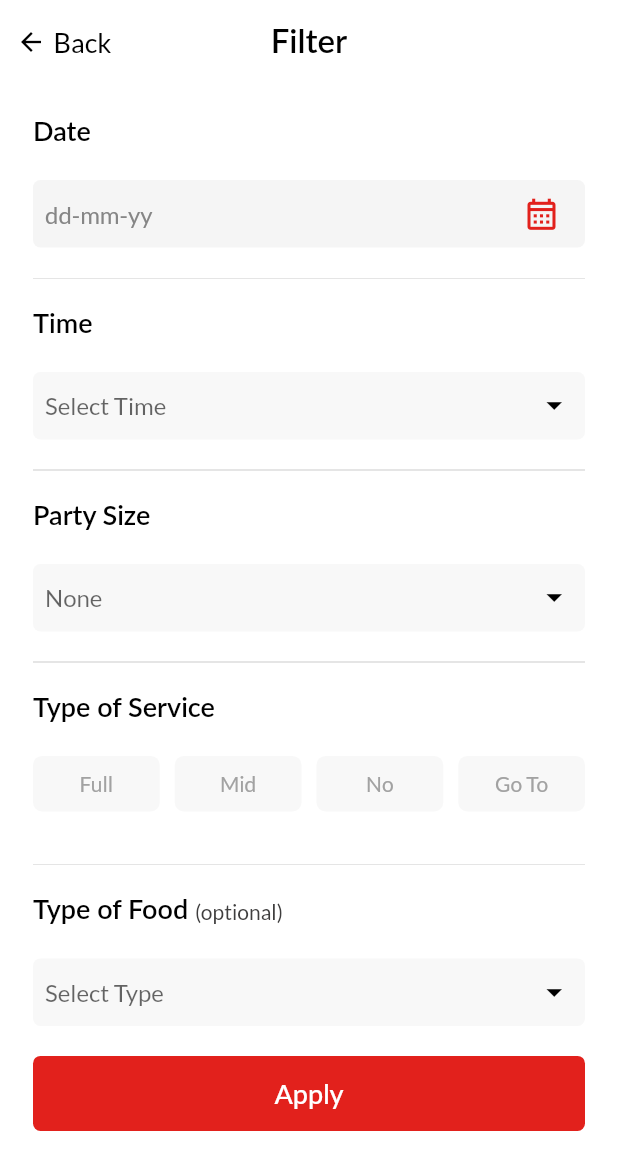
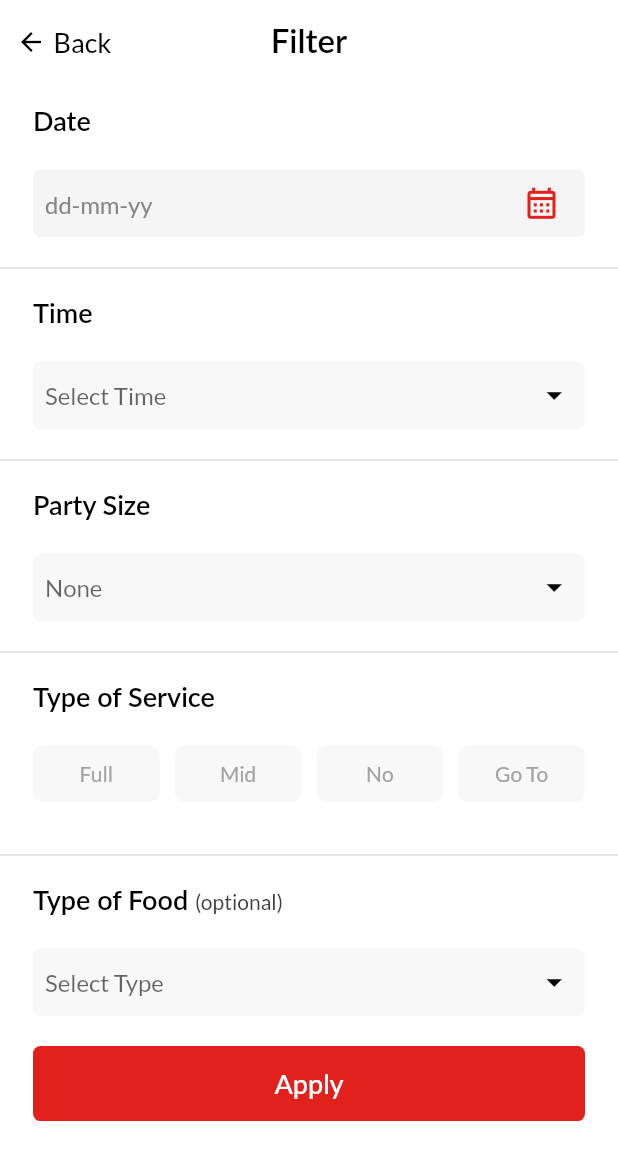
Before and after one commit to anilabansal/TableBooking, a Flutter app: the FilterScreen screen opened by its route, on a phone screen of 412 x 824 dp. Shown: the top 1170 px of the screen. Run offline on Flutter 3.47's test engine with Material 2 defaults, Android fonts, the phone set to English and light mode, and no system bars; our stand-ins replace country_picker, flutter_advanced_switch, flutter_rating_bar, flutter_toggle_tab, fluttertoast, get and 1 more; missing offline and left inert: country_phone_code_picker, credit_card_scanner, staggered_grid_view_flutter.

Commit message:
UI issues fixes

```diff
--- a/lib/view/home_screen/filter_screen.dart
+++ b/lib/view/home_screen/filter_screen.dart
@@ -2,6 +2,7 @@
 
 import 'package:booking_table/controller/home/home_controller.dart';
 import 'package:booking_table/utils/common/common_colors.dart';
+import 'package:booking_table/utils/common/widgets_methods/common_sized_box.dart';
 import 'package:flutter/material.dart';
 import 'package:get/get.dart';
 
@@ -26,28 +27,13 @@ class FilterScreen extends StatelessWidget {
       appBar: appBarCommon(text: "Filter"),
       body: SingleChildScrollView(
         child: GetBuilder<HomeController>(builder: (homeController) {
-          return Padding(
-            padding: const EdgeInsets.all(22.0),
-            child: Column(
+          return Column(
             mainAxisAlignment: MainAxisAlignment.start,
             crossAxisAlignment: CrossAxisAlignment.start,
             children: [
-                // Stack(
-                //   children: [
-                //     const AppBarBackButton(),
-                //     Center(
-                //       child: CommonText(
-                //         text: "Filter",
-                //         fontSize: 22,
-                //         fontWeight: FontWeight.w600,
-                //         color: black000000,
-                //       ),
-                //     ),
-                //   ],
-                // ),
-                // const SizedBox(
-                //   height: 35,
-                // ),
+              Column(
+                crossAxisAlignment: CrossAxisAlignment.start,
+                children: [
                   CommonText(
                     text: "Date",
                     fontSize: 18,
@@ -58,13 +44,12 @@ class FilterScreen extends StatelessWidget {
                   const SizedBox(
                     height: 20,
                   ),
-                // const CommonDropDown(
-                //   hintText: "",
-                // ),
                   CommonDatePicker(
                     controller: dateController,
                     fillColor: greyF5F5F5,
                   ),
+                ],
+              ).paddingOnly(top: 15, left: 22, right: 22),
               const SizedBox(
                 height: 20,
               ),
@@ -72,6 +57,9 @@ class FilterScreen extends StatelessWidget {
               const SizedBox(
                 height: 20,
               ),
+              Column(
+                crossAxisAlignment: CrossAxisAlignment.start,
+                children: [
                   CommonText(
                     text: "Time",
                     fontSize: 18,
@@ -85,6 +73,8 @@ class FilterScreen extends StatelessWidget {
                   const CommonDropDown(
                     hintText: "Select Time",
                   ),
+                ],
+              ).paddingOnly(left: 22, right: 22),
               const SizedBox(
                 height: 20,
               ),
@@ -92,6 +82,9 @@ class FilterScreen extends StatelessWidget {
               const SizedBox(
                 height: 20,
               ),
+              Column(
+                crossAxisAlignment: CrossAxisAlignment.start,
+                children: [
                   CommonText(
                     text: "Party Size",
                     fontSize: 18,
@@ -105,6 +98,8 @@ class FilterScreen extends StatelessWidget {
                   const CommonDropDown(
                     hintText: "None",
                   ),
+                ],
+              ).paddingOnly(left: 22, right: 22),
               const SizedBox(
                 height: 20,
               ),
@@ -112,6 +107,9 @@ class FilterScreen extends StatelessWidget {
               const SizedBox(
                 height: 20,
               ),
+              Column(
+                crossAxisAlignment: CrossAxisAlignment.start,
+                children: [
                   CommonText(
                     text: "Type of Service",
                     fontSize: 18,
@@ -165,7 +163,8 @@ class FilterScreen extends StatelessWidget {
                                 ? "Traditional order when seated with a server"
                                 : homeController.serviceType.value == "No"
                                     ? "Pre order through the app, and then order everything through the app while at the restaurant."
-                                  : homeController.serviceType.value == "Go To"
+                                    : homeController.serviceType.value ==
+                                            "Go To"
                                         ? "You can take away your order as well."
                                         : "Pre-Order your food and drink and still have a server in restaurant",
                             fontWeight: FontWeight.w400,
@@ -176,6 +175,8 @@ class FilterScreen extends StatelessWidget {
                       ],
                     ),
                   ),
+                ],
+              ).paddingOnly(left: 22, right: 22),
               const SizedBox(
                 height: 20,
               ),
@@ -183,6 +184,9 @@ class FilterScreen extends StatelessWidget {
               const SizedBox(
                 height: 20,
               ),
+              Column(
+                crossAxisAlignment: CrossAxisAlignment.start,
+                children: [
                   Row(
                     children: [
                       CommonText(
@@ -207,6 +211,8 @@ class FilterScreen extends StatelessWidget {
                   const CommonDropDown(
                     hintText: "Select Type",
                   ),
+                ],
+              ).paddingOnly(left: 22, right: 22),
               const SizedBox(
                 height: 20,
               ),
@@ -217,9 +223,11 @@ class FilterScreen extends StatelessWidget {
                 text: "Apply",
                 bgColor: redE2211C,
                 textColor: white,
+              ).paddingOnly(left: 22, right: 22),
+              CommonSizedBox(
+                height: 20,
               ),
             ],
-            ),
           );
         }),
       ),
```
Lines whose indentation alone changed are shown as unchanged.
